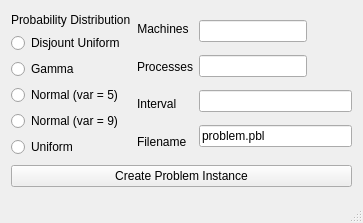
First picture: the form in mainwindow.ui, repository markuspg/instance_generator, before the edit.
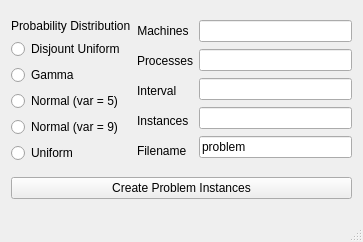
Second picture: the form after the edit.

Commit message: Added a red QRect showing the interval size. Switched the >500 drawing function from QLine to QRect. Added a QLineEdit and QLabel for the number of instances.

Diff of the .ui file:
```diff
--- a/mainwindow.ui
+++ b/mainwindow.ui
@@ -7,7 +7,7 @@
     <x>0</x>
     <y>0</y>
     <width>363</width>
-    <height>223</height>
+    <height>242</height>
    </rect>
   </property>
   <property name="windowTitle">
@@ -16,7 +16,7 @@
   <widget class="QWidget" name="centralWidget">
    <layout class="QVBoxLayout" name="verticalLayout">
     <item>
-     <layout class="QHBoxLayout" name="horizontalLayout">
+     <layout class="QHBoxLayout" name="horizontalLayout_2">
       <item>
        <layout class="QVBoxLayout" name="VLProbabilityDistribution">
         <item>
@@ -73,7 +73,7 @@
        </layout>
       </item>
       <item>
-       <layout class="QHBoxLayout" name="HLSettings">
+       <layout class="QHBoxLayout" name="horizontalLayout">
         <item>
          <layout class="QVBoxLayout" name="VLLabels">
           <item>
@@ -121,6 +121,13 @@
             </property>
            </widget>
           </item>
+          <item>
+           <widget class="QLabel" name="LInstances">
+            <property name="text">
+             <string>Instances</string>
+            </property>
+           </widget>
+          </item>
           <item>
            <widget class="QLabel" name="LFIlename">
             <property name="text">
@@ -135,7 +142,7 @@
           <item>
            <widget class="QLineEdit" name="LEMachineQuantity">
             <property name="sizePolicy">
-             <sizepolicy hsizetype="Fixed" vsizetype="Fixed">
+             <sizepolicy hsizetype="Expanding" vsizetype="Fixed">
               <horstretch>0</horstretch>
               <verstretch>0</verstretch>
              </sizepolicy>
@@ -145,7 +152,7 @@
           <item>
            <widget class="QLineEdit" name="LEProcessQuantity">
             <property name="sizePolicy">
-             <sizepolicy hsizetype="Fixed" vsizetype="Fixed">
+             <sizepolicy hsizetype="Expanding" vsizetype="Fixed">
               <horstretch>0</horstretch>
               <verstretch>0</verstretch>
              </sizepolicy>
@@ -155,10 +162,13 @@
           <item>
            <widget class="QLineEdit" name="LEInterval"/>
           </item>
+          <item>
+           <widget class="QLineEdit" name="LEInstances"/>
+          </item>
           <item>
            <widget class="QLineEdit" name="LEFilename">
             <property name="text">
-             <string>problem.pbl</string>
+             <string>problem</string>
             </property>
            </widget>
           </item>
@@ -171,7 +181,7 @@
     <item>
      <widget class="QPushButton" name="PBCreateProblemInstance">
       <property name="text">
-       <string>Create Problem Instance</string>
+       <string>Create Problem Instances</string>
       </property>
      </widget>
     </item>
```
Left out of the diff: 3 changed lines with no effect on the pictures. The commit also changes 4 other files.
